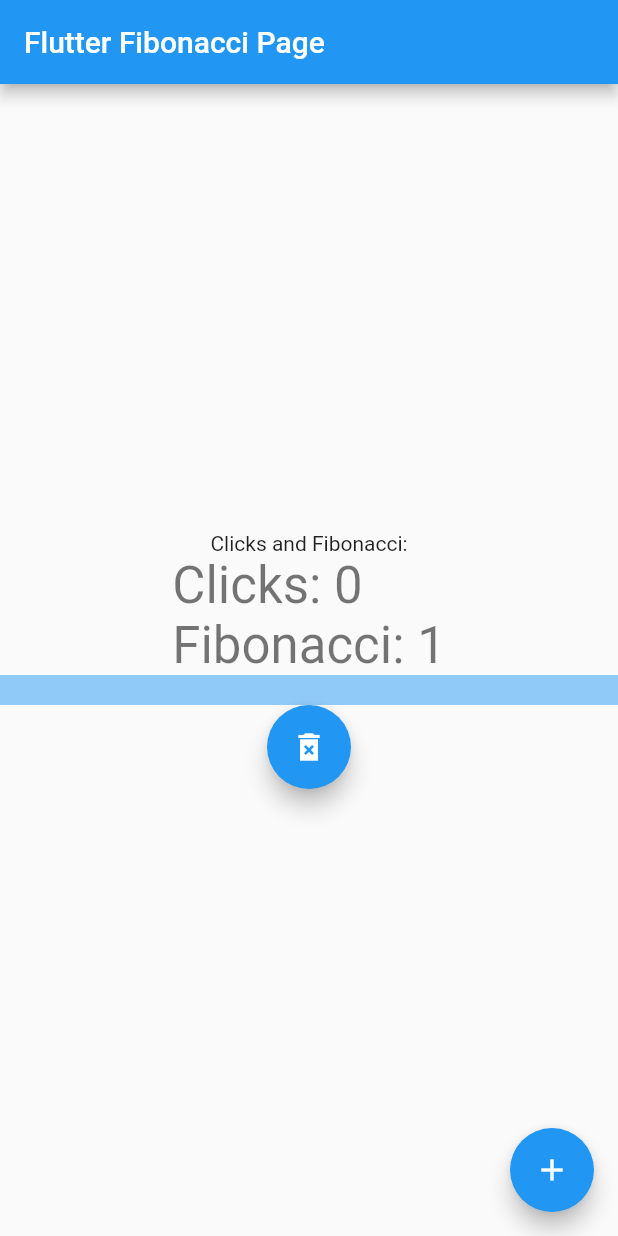
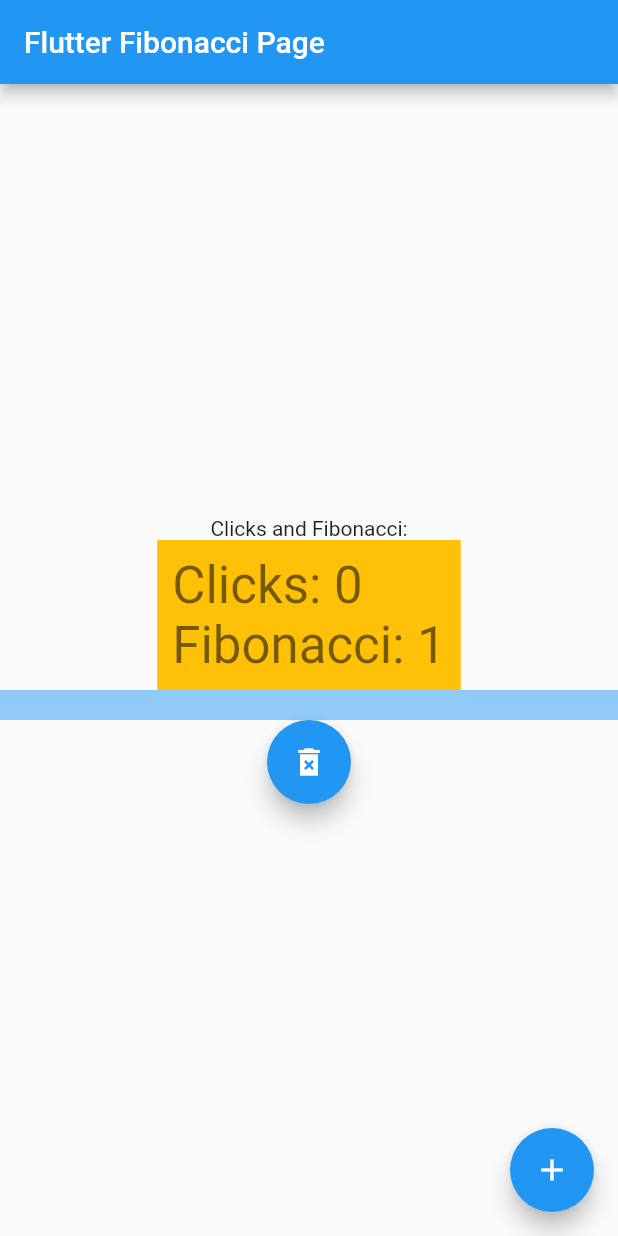
Before and after one commit to pietrodicarbo/flutterShowcase, a Flutter app: the screen it shows after launch, on a phone screen of 412 x 824 dp. Run offline on Flutter 3.47's test engine with Material 2 defaults, Android fonts, the phone set to English and light mode, and no system bars.

Commit message:
added padding

```diff
--- a/lib/main.dart
+++ b/lib/main.dart
@@ -34,7 +34,7 @@ class MyHomePage extends StatefulWidget {
 
 class _MyHomePageState extends State<MyHomePage> {
   int _counter = 0;
-  int _last = 0;
+  int _last = 1;
   int _current = 1;
 
   void _incrementCounter() {
@@ -67,9 +67,13 @@ class _MyHomePageState extends State<MyHomePage> {
             const Text(
               'Clicks and Fibonacci:',
             ),
-            Text(
-              'Clicks: $_counter\nFibonacci: $_current',
-              style: Theme.of(context).textTheme.headlineMedium,
+            Container(
+              padding: EdgeInsets.all(10),
+              color: Colors.amber,
+              child: Text(
+                'Clicks: $_counter\nFibonacci: $_current',
+                style: Theme.of(context).textTheme.headlineMedium,
+              ),
             ),
             LinearProgressIndicator(
               value: _counter / 100,
```
